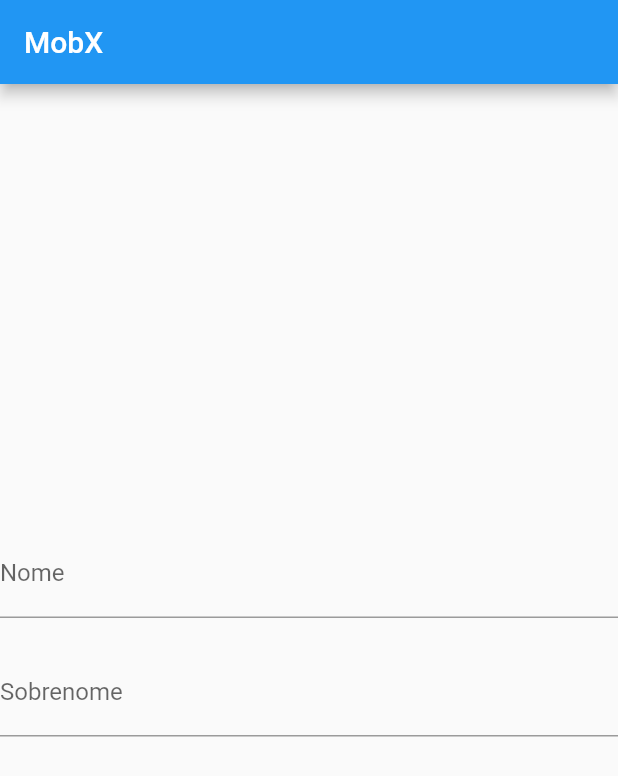
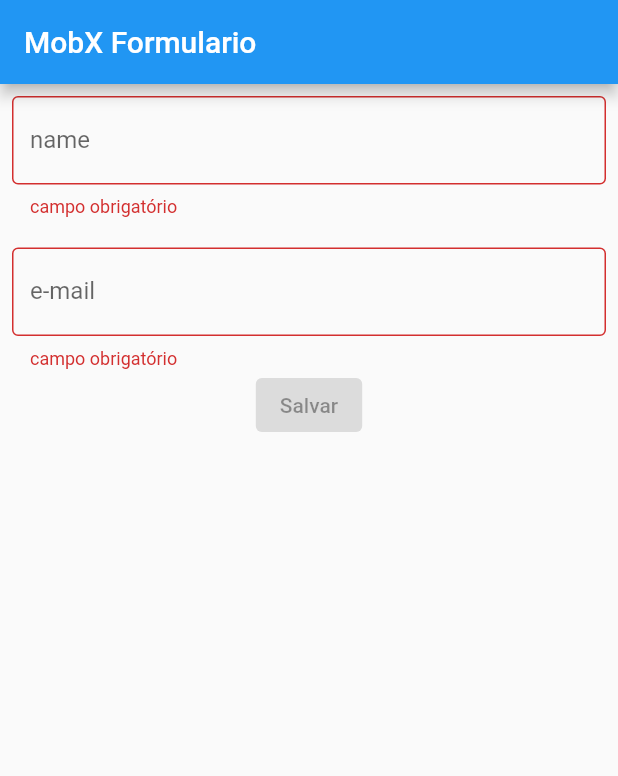
Before and after one commit to A-Vocado/mobxDemo, a Flutter app: the screen it shows after launch, on a phone screen of 412 x 824 dp. Shown: the top 776 px of the screen. Run offline on Flutter 3.47's test engine with Material 2 defaults, Android fonts, the phone set to English and light mode, and no system bars; our stand-ins replace flutter_mobx, mobx; generated files the repository leaves out were written again.

Commit message:
text form

```diff
--- a/lib/home.dart
+++ b/lib/home.dart
@@ -1,41 +1,73 @@
 import 'package:flutter/material.dart';
 import 'package:flutter_mobx/flutter_mobx.dart';
+import 'package:mobx/mobx.dart';
 import 'package:tutorial_mobx/controller.dart';
 
 class MyHomePage extends StatelessWidget {
+  MyHomePage({super.key});
+
   final controller = Controller();
+
+  _textField({
+    required String labelText,
+    onChanged,
+    errorText,
+  }) {
+    return TextField(
+      onChanged: onChanged,
+      decoration: InputDecoration(
+        border: const OutlineInputBorder(),
+        labelText: labelText,
+        errorText: errorText == null ? null : errorText(),
+      ),
+    );
+  }
 
   @override
   Widget build(BuildContext context) {
     return Scaffold(
       appBar: AppBar(
-        title: Text('MobX'),
+        title: Text('MobX Formulario'),
       ),
-      body: Center(
+      body: Padding(
+        padding: const EdgeInsets.all(8.0),
         child: Column(
-          mainAxisAlignment: MainAxisAlignment.center,
           children: [
-            TextField(
-              decoration: InputDecoration(
-                labelText: 'Nome',
-              ),
-              onChanged: controller.changeName,
+            Observer(
+              builder: (_) {
+                return _textField(
+                    errorText: controller.validateName,
+                    labelText: 'name',
+                    onChanged: controller.client.changeName);
+              },
             ),
             SizedBox(height: 20),
-            TextField(
-              decoration: InputDecoration(
-                labelText: 'Sobrenome',
-              ),
-              onChanged: controller.changeLastname,
-            ),
-            SizedBox(
-              height: 20,
-            ),
             Observer(
               builder: (_) {
-                return Text(controller.nomecompleto);
+                return _textField(
+                    errorText: controller.validateEmail,
+                    labelText: 'e-mail',
+                    onChanged: controller.client.changeEmail);
               },
-            )
+            ),
+            // SizedBox(height: 20),
+            // Observer(
+            //   builder: (_) {
+            //     return _textField(
+            //         errorText: controller.validateCpf,
+            //         labelText: 'CPF',
+            //         onChanged: controller.client.changeCpf);
+            //   },
+            // ),
+            Observer(
+              builder: (_) {
+                return ElevatedButton(
+                  onPressed: controller.isValid ? () {} : null,
+                  child: Text('Salvar'),
+                );
+              },
+            ),
+            SizedBox(height: 50),
           ],
         ),
       ),
```
Also changed, not shown: lib/controller.dart (+29 -13 lines), lib/models/client.dart (added, +21 -0 lines), lib/controller.g.dart, lib/models/client.g.dart (added).
